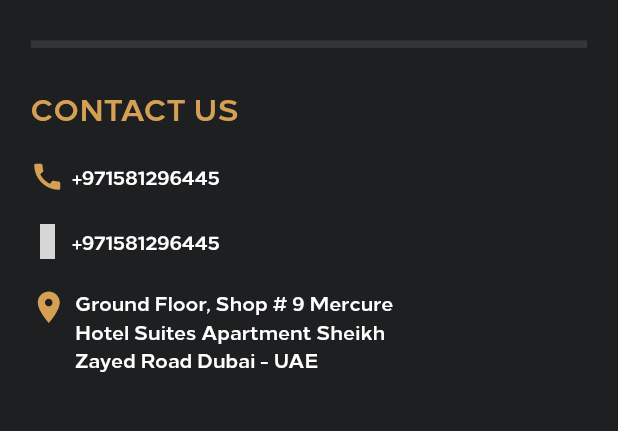
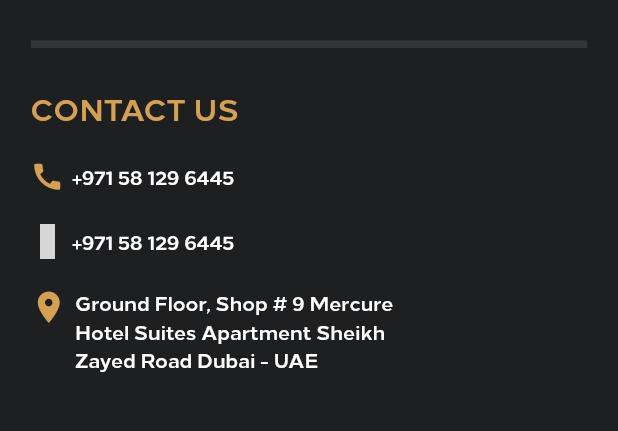
Before and after one commit to fadialkhlaf1998/luxury_app, a Flutter app: the Settings screen opened directly, on a phone screen of 412 x 824 dp, the part 508-939 px from its top. Run offline on Flutter 3.47's test engine with Material 2 defaults, Android fonts, the light colour scheme and no system bars; our stand-ins replace animated_text_kit, carousel_slider, connectivity_plus, dropdown_button2, flutter_html, flutter_image_slideshow and 10 more; missing offline and left inert: enhance_stepper, flutter_stripe; accounts and stored records are empty; network calls fail; statements that could not run were skipped; project files that could hold a hidden picture were left out; grey boxes are pictures that could not be loaded.

Commit message:
Initial commit

```diff
--- a/lib/view/cars_by_brand.dart
+++ b/lib/view/cars_by_brand.dart
@@ -335,8 +335,9 @@ class CarsByBrand extends StatelessWidget {
                                 mainAxisAlignment: MainAxisAlignment.spaceBetween,
                                 children: [
                                   GestureDetector(
-                                    onTap: () {
-                                      App.lunchURL(context,"https://api.whatsapp.com/send/?phone=%2B971581296445&text=Hi+LUXURY+Car+Rental%2C+I+would+like+to+inquire+about+cars&type=phone_number&app_absent=0");
+                                    onTap: () async{
+                                      await launch("https://wa.me/971581296445/?text=${Uri.parse(allCarsBrands.brand.brands![index].slug.toUpperCase().replaceAll("-", " "))}");
+                                      // App.lunchURL(context,"https://api.whatsapp.com/send/?phone=%2B971581296445&text=Hi+LUXURY+Car+Rental%2C+I+would+like+to+inquire+about+cars&type=phone_number&app_absent=0");
                                     },
                                     child: Container(
                                         width: App.getDeviceWidthPercent(92, context) / 4,
@@ -363,8 +364,8 @@ class CarsByBrand extends StatelessWidget {
                                   ),
                                   GestureDetector(
                                     onTap: () async{
-                                      if(await canLaunchUrl(Uri.parse('tel: +971 4 392 7704'))){
-                                        await launchUrl (Uri.parse('tel: +971 4 392 7704'));
+                                      if(await canLaunchUrl(Uri.parse('tel: +971 58 129 6445'))){
+                                        await launchUrl (Uri.parse('tel: +971 58 129 6445'));
                                       }
                                     },
                                     child: Container(
--- a/lib/view/home.dart
+++ b/lib/view/home.dart
@@ -796,8 +796,9 @@ class _HomeState extends State<Home> {
                             mainAxisAlignment: MainAxisAlignment.spaceBetween,
                             children: [
                               GestureDetector(
-                                onTap: () {
-                                  App.lunchURL(context,"https://api.whatsapp.com/send/?phone=%2B971581296445&text=Hi+LUXURY+Car+Rental%2C+I+would+like+to+inquire+about+cars&type=phone_number&app_absent=0");
+                                onTap: () async{
+                                  await launch("https://wa.me/971581296445/?text=${Uri.parse(introductionController.allCars!.data!.cars[index].slug.replaceAll("-", " "))}");
+                                  // App.lunchURL(context,"https://api.whatsapp.com/send/?phone=%2B971581296445&text=Hi+LUXURY+Car+Rental%2C+I+would+like+to+inquire+about+cars&type=phone_number&app_absent=0");
                                 },
                                 child: Container(
                                   width: App.getDeviceWidthPercent(92, context) / 4,
@@ -824,8 +825,8 @@ class _HomeState extends State<Home> {
                               ),
                               GestureDetector(
                                 onTap: () async{
-                                  if(await canLaunchUrl(Uri.parse('tel: +971 4 392 7704'))){
-                                    await launchUrl (Uri.parse('tel: +971 4 392 7704'));
+                                  if(await canLaunchUrl(Uri.parse('tel: +971 58 129 6445'))){
+                                    await launchUrl (Uri.parse('tel: +971 58 129 6445'));
                                   }
                                 },
                                 child: Container(
@@ -1042,8 +1043,9 @@ class _HomeState extends State<Home> {
                 mainAxisAlignment: MainAxisAlignment.spaceEvenly,
                 children: [
                   GestureDetector(
-                    onTap: () {
-                      App.lunchURL(context,"https://api.whatsapp.com/send/?phone=%2B971581296445&text=Hi+LUXURY+Car+Rental%2C+I+would+like+to+inquire+about+cars&type=phone_number&app_absent=0");
+                    onTap: () async{
+                      await launch("https://wa.me/971581296445/?text=${Uri.parse("I need to contact")}");
+                      // App.lunchURL(context,"https://api.whatsapp.com/send/?phone=%2B971581296445&text=Hi+LUXURY+Car+Rental%2C+I+would+like+to+inquire+about+cars&type=phone_number&app_absent=0");
                     },
                     child: Container(
                       width: Get.width * 0.35,
@@ -1075,8 +1077,8 @@ class _HomeState extends State<Home> {
                   ),
                   GestureDetector(
                     onTap: () async{
-                      if(await canLaunchUrl(Uri.parse('tel: +971581296445'))){
-                        await launchUrl (Uri.parse('tel: +971581296445'));
+                      if(await canLaunchUrl(Uri.parse('tel: +971 58 129 6445'))){
+                        await launchUrl (Uri.parse('tel: +971 58 129 6445'));
                       }
                     },
                     child: Container(
--- a/lib/view/settings.dart
+++ b/lib/view/settings.dart
@@ -230,8 +230,8 @@ class Settings extends StatelessWidget {
             children: [
               GestureDetector(
                 onTap: () async {
-                  if(await canLaunchUrl(Uri.parse('tel: +971581296445'))){
-                    await launchUrl (Uri.parse('tel: +971581296445'));
+                  if(await canLaunchUrl(Uri.parse('tel: +971 58 129 6445'))){
+                    await launchUrl (Uri.parse('tel: +971 58 129 6445'));
                   }
                 },
                 child: Row(
@@ -239,7 +239,7 @@ class Settings extends StatelessWidget {
                   children: const [
                     Icon(Icons.call,color: App.orange,size: App.iconSize),
                     SizedBox(width: 5),
-                    Text("+971581296445",
+                    Text("+971 58 129 6445",
                       style: TextStyle(
                         fontSize: App.small,
                         color: Colors.white,
@@ -251,15 +251,16 @@ class Settings extends StatelessWidget {
               ),
               const SizedBox(height: 20),
               GestureDetector(
-                onTap: () {
-                  App.lunchURL(context,"https://api.whatsapp.com/send/?phone=%2B971581296445&text=Hi+LUXURY+Car+Rental%2C+I+would+like+to+inquire+about+cars&type=phone_number&app_absent=0");
+                onTap: () async{
+                  await launch("https://wa.me/971581296445/?text=${Uri.parse("I need to contact")}");
+                  // App.lunchURL(context,"https://api.whatsapp.com/send/?phone=%2B971581296445&text=Hi+LUXURY+Car+Rental%2C+I+would+like+to+inquire+about+Audi+RS+Q8&type=phone_number&app_absent=0");
                 },
                 child: Row(
                   mainAxisAlignment: MainAxisAlignment.start,
                   children: const [
                     Icon(Icons.whatsapp,color: App.orange,size: App.iconSize),
                     SizedBox(width: 5),
-                    Text("+971581296445",
+                    Text("+971 58 129 6445",
                       style: TextStyle(
                         fontSize: App.small,
                         color: Colors.white,
```
